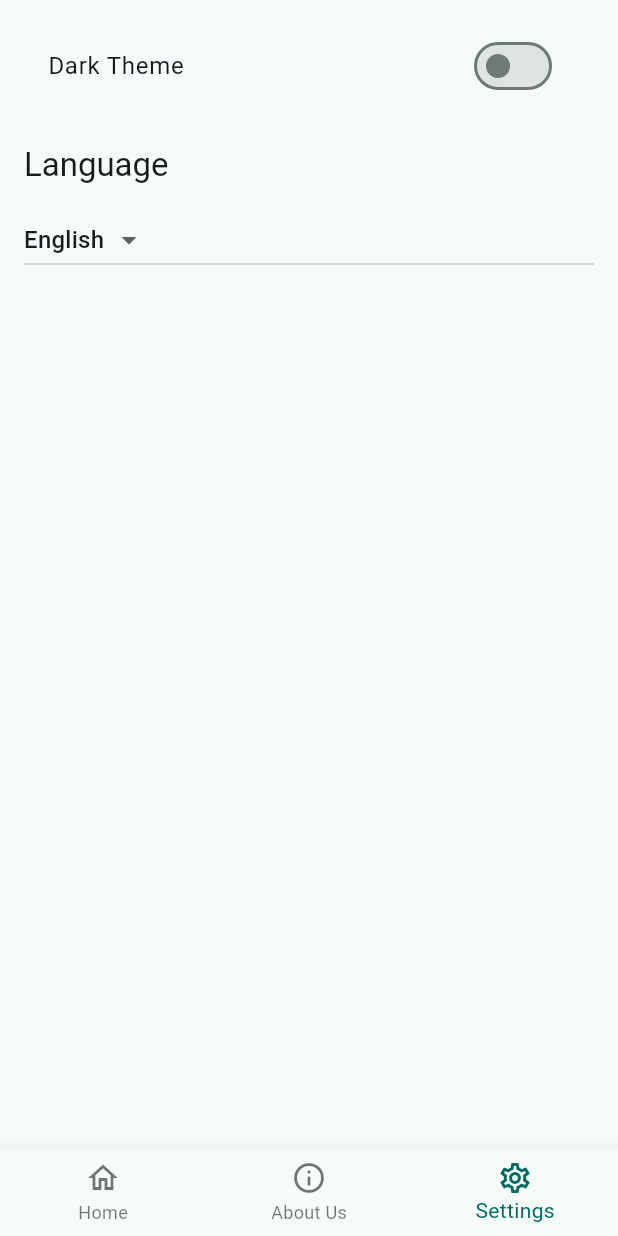
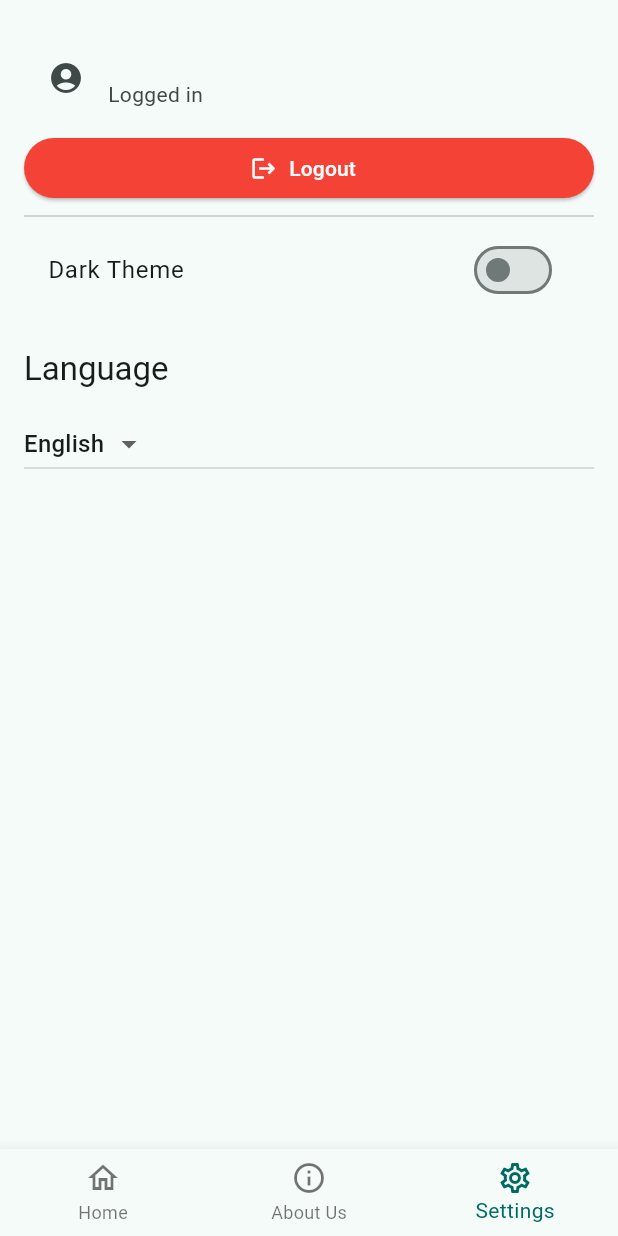
Before and after one commit to Ekacka/cross, a Flutter app: the AppScaffold screen opened directly, item 3 of the bottom bar chosen, on a phone screen of 412 x 824 dp. Run offline on Flutter 3.47's test engine with Material 3 defaults, Android fonts, the phone set to English and light mode, and no system bars; our stand-ins replace firebase_auth, firebase_core; accounts and stored records are empty; generated files the repository leaves out were written again.

```diff
--- /dev/null
+++ b/devtools_options.yaml
@@ -0,0 +1,3 @@
+description: This file stores settings for Dart & Flutter DevTools.
+documentation: https://docs.flutter.dev/tools/devtools/extensions#configure-extension-enablement-states
+extensions:
--- a/lib/screens/settings_page.dart
+++ b/lib/screens/settings_page.dart
@@ -1,5 +1,6 @@
 import 'package:flutter/material.dart';
 import 'package:provider/provider.dart';
+import 'package:firebase_auth/firebase_auth.dart';
 import '../provider/theme_provider.dart';
 import 'package:flutter_gen/gen_l10n/app_localizations.dart';
 
@@ -11,13 +12,33 @@ class settings_page extends StatelessWidget {
   @override
   Widget build(BuildContext context) {
     final themeProvider = Provider.of<ThemeProvider>(context);
+    final user = FirebaseAuth.instance.currentUser;
 
     return Padding(
       padding: const EdgeInsets.all(16.0),
       child: ListView(
         children: [
+          if (user != null) ...[
+            ListTile(
+              leading: const Icon(Icons.account_circle),
+              title: Text(user.email ?? 'No email'),
+              subtitle: const Text('Logged in'),
+            ),
+            ElevatedButton.icon(
+              icon: const Icon(Icons.logout),
+              label: const Text("Logout"),
+              onPressed: () async {
+                await FirebaseAuth.instance.signOut();
+              },
+              style: ElevatedButton.styleFrom(
+                backgroundColor: Colors.red,
+                foregroundColor: Colors.white,
+              ),
+            ),
+            const Divider(),
+          ],
           SwitchListTile(
-            title: Text(AppLocalizations.of(context)?.  darkTheme ?? 'Dark Theme'),
+            title: Text(AppLocalizations.of(context)?.darkTheme ?? 'Dark Theme'),
             value: themeProvider.themeMode == ThemeMode.dark,
             onChanged: (value) => themeProvider.toggleTheme(value),
           ),
```
Also changed, not shown: lib/main.dart (+23 -3 lines), firebase.json (added), lib/firebase_options.dart (added), 1 other file.
